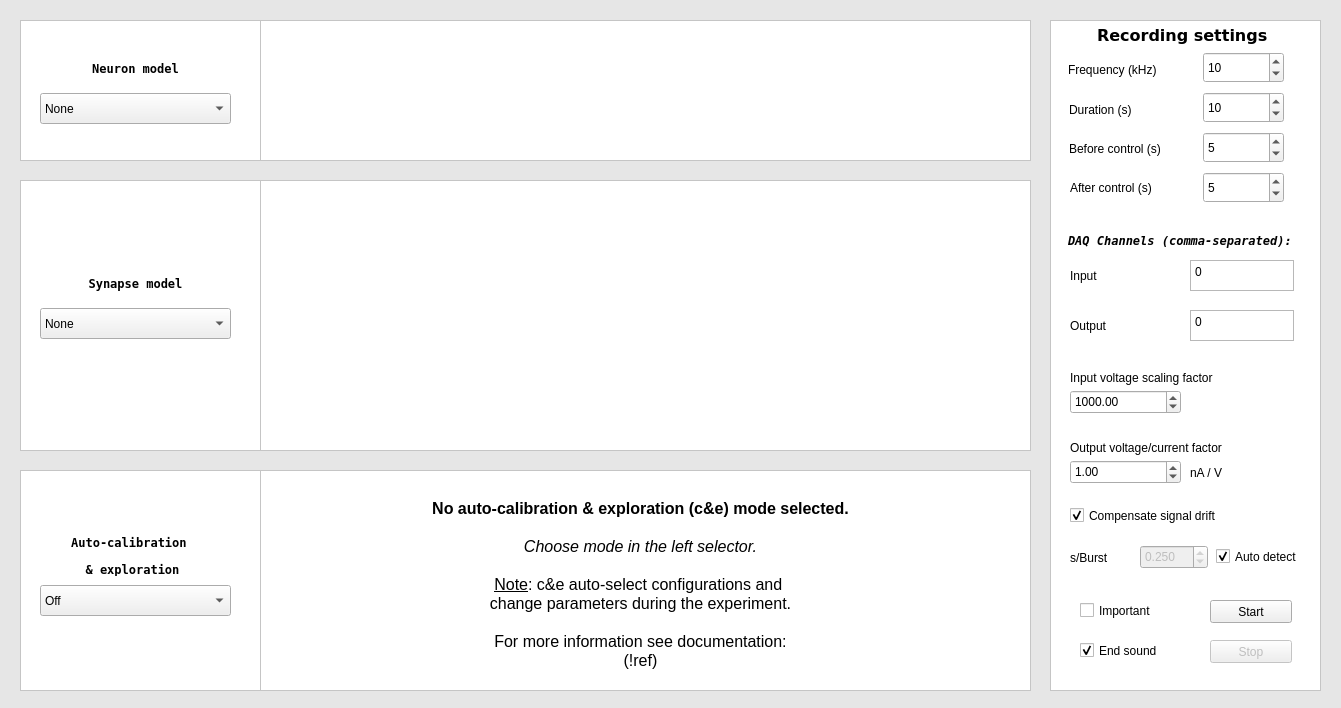
GNB-UAM/RTHybrid, file gui/rthybrid.ui: the form before one commit.
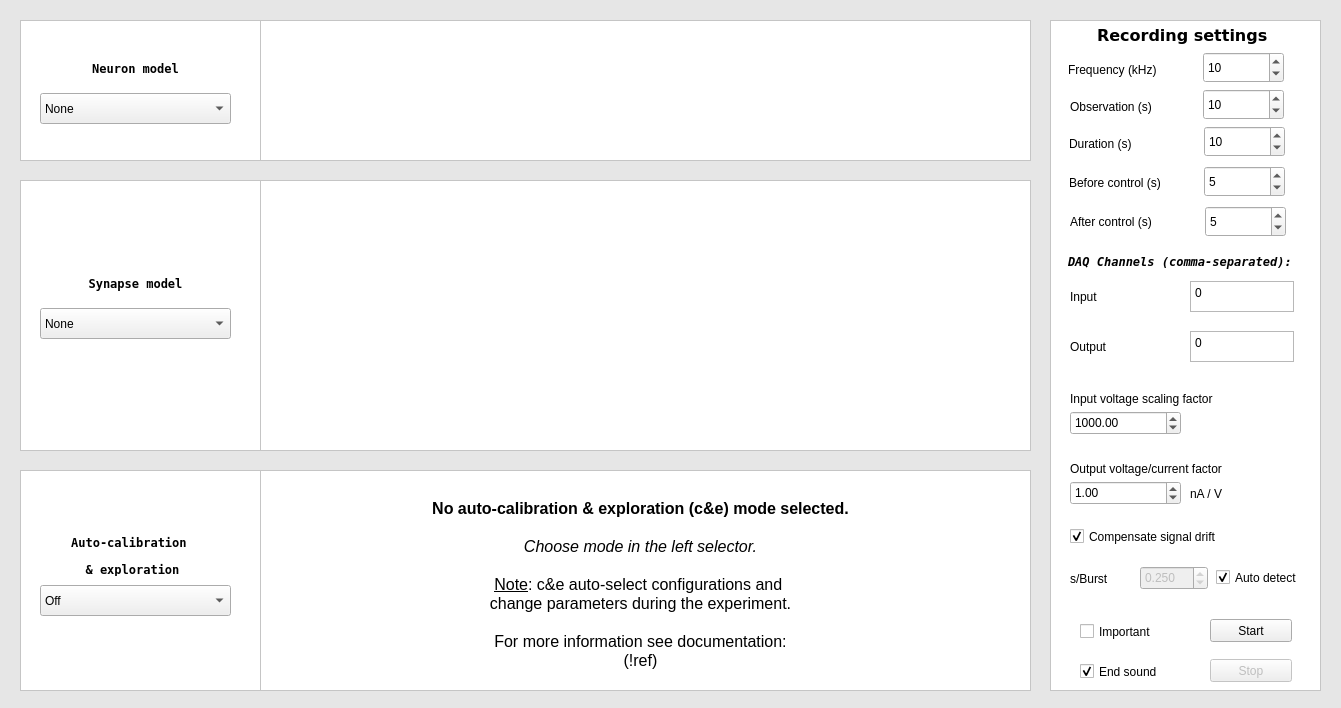
The form after the commit. Icons and pictures are not drawn.

Commit message: Added observation time as a parameter

What changed in the file:
```diff
--- a/gui/rthybrid.ui
+++ b/gui/rthybrid.ui
@@ -1044,7 +1044,7 @@
     <property name="geometry">
      <rect>
       <x>1069</x>
-      <y>99</y>
+      <y>133</y>
       <width>81</width>
       <height>21</height>
      </rect>
@@ -1057,7 +1057,7 @@
     <property name="geometry">
      <rect>
       <x>1068</x>
-      <y>230</y>
+      <y>251</y>
       <width>261</width>
       <height>20</height>
      </rect>
@@ -1078,7 +1078,7 @@
     <property name="geometry">
      <rect>
       <x>1070</x>
-      <y>260</y>
+      <y>281</y>
       <width>61</width>
       <height>31</height>
      </rect>
@@ -1091,7 +1091,7 @@
     <property name="geometry">
      <rect>
       <x>1070</x>
-      <y>310</y>
+      <y>331</y>
       <width>61</width>
       <height>31</height>
      </rect>
@@ -1104,7 +1104,7 @@
     <property name="geometry">
      <rect>
       <x>1190</x>
-      <y>260</y>
+      <y>281</y>
       <width>104</width>
       <height>31</height>
      </rect>
@@ -1117,7 +1117,7 @@
     <property name="geometry">
      <rect>
       <x>1190</x>
-      <y>310</y>
+      <y>331</y>
       <width>104</width>
       <height>31</height>
      </rect>
@@ -3300,7 +3300,7 @@
     <property name="geometry">
      <rect>
       <x>1069</x>
-      <y>133</y>
+      <y>167</y>
       <width>121</width>
       <height>31</height>
      </rect>
@@ -3313,7 +3313,7 @@
     <property name="geometry">
      <rect>
       <x>1070</x>
-      <y>172</y>
+      <y>206</y>
       <width>111</width>
       <height>31</height>
      </rect>
@@ -3341,8 +3341,8 @@
    <widget class="QSpinBox" name="intTime">
     <property name="geometry">
      <rect>
-      <x>1203</x>
-      <y>92</y>
+      <x>1204</x>
+      <y>126</y>
       <width>81</width>
       <height>31</height>
      </rect>
@@ -3360,8 +3360,8 @@
    <widget class="QSpinBox" name="intTimeBefore">
     <property name="geometry">
      <rect>
-      <x>1203</x>
-      <y>132</y>
+      <x>1204</x>
+      <y>166</y>
       <width>81</width>
       <height>31</height>
      </rect>
@@ -3379,8 +3379,8 @@
    <widget class="QSpinBox" name="intTimeAfter">
     <property name="geometry">
      <rect>
-      <x>1203</x>
-      <y>172</y>
+      <x>1205</x>
+      <y>206</y>
       <width>81</width>
       <height>31</height>
      </rect>
@@ -3399,7 +3399,7 @@
     <property name="geometry">
      <rect>
       <x>1070</x>
-      <y>550</y>
+      <y>571</y>
       <width>61</width>
       <height>15</height>
      </rect>
@@ -3412,7 +3412,7 @@
     <property name="geometry">
      <rect>
       <x>1216</x>
-      <y>546</y>
+      <y>567</y>
       <width>101</width>
       <height>21</height>
      </rect>
@@ -3431,7 +3431,7 @@
     <property name="geometry">
      <rect>
       <x>1140</x>
-      <y>545</y>
+      <y>566</y>
       <width>68</width>
       <height>24</height>
      </rect>
@@ -3546,7 +3546,7 @@
      <property name="geometry">
       <rect>
        <x>160</x>
-       <y>580</y>
+       <y>599</y>
        <width>82</width>
        <height>23</height>
       </rect>
@@ -3559,7 +3559,7 @@
      <property name="geometry">
       <rect>
        <x>30</x>
-       <y>580</y>
+       <y>601</y>
        <width>88</width>
        <height>21</height>
       </rect>
@@ -3572,7 +3572,7 @@
      <property name="geometry">
       <rect>
        <x>30</x>
-       <y>620</y>
+       <y>641</y>
        <width>111</width>
        <height>21</height>
       </rect>
@@ -3610,7 +3610,7 @@
      <property name="geometry">
       <rect>
        <x>20</x>
-       <y>485</y>
+       <y>506</y>
        <width>181</width>
        <height>21</height>
       </rect>
@@ -3626,7 +3626,7 @@
      <property name="geometry">
       <rect>
        <x>20</x>
-       <y>350</y>
+       <y>371</y>
        <width>181</width>
        <height>16</height>
       </rect>
@@ -3639,7 +3639,7 @@
      <property name="geometry">
       <rect>
        <x>20</x>
-       <y>420</y>
+       <y>441</y>
        <width>231</width>
        <height>16</height>
       </rect>
@@ -3652,7 +3652,7 @@
      <property name="geometry">
       <rect>
        <x>20</x>
-       <y>370</y>
+       <y>391</y>
        <width>111</width>
        <height>24</height>
       </rect>
@@ -3671,7 +3671,7 @@
      <property name="geometry">
       <rect>
        <x>20</x>
-       <y>440</y>
+       <y>461</y>
        <width>111</width>
        <height>24</height>
       </rect>
@@ -3690,7 +3690,7 @@
      <property name="geometry">
       <rect>
        <x>140</x>
-       <y>445</y>
+       <y>466</y>
        <width>61</width>
        <height>15</height>
       </rect>
@@ -3706,7 +3706,7 @@
      <property name="geometry">
       <rect>
        <x>160</x>
-       <y>620</y>
+       <y>639</y>
        <width>82</width>
        <height>23</height>
       </rect>
@@ -3715,6 +3715,38 @@
       <string>Stop</string>
      </property>
     </widget>
+    <widget class="QLabel" name="label_100">
+     <property name="geometry">
+      <rect>
+       <x>20</x>
+       <y>76</y>
+       <width>101</width>
+       <height>21</height>
+      </rect>
+     </property>
+     <property name="text">
+      <string>Observation (s)</string>
+     </property>
+    </widget>
+    <widget class="QSpinBox" name="intTimeObservation">
+     <property name="geometry">
+      <rect>
+       <x>153</x>
+       <y>69</y>
+       <width>81</width>
+       <height>31</height>
+      </rect>
+     </property>
+     <property name="maximum">
+      <number>99999</number>
+     </property>
+     <property name="singleStep">
+      <number>10</number>
+     </property>
+     <property name="value">
+      <number>10</number>
+     </property>
+    </widget>
    </widget>
    <zorder>frameAux4</zorder>
    <zorder>frameAux</zorder>
```
The commit also changes 8 other files.
